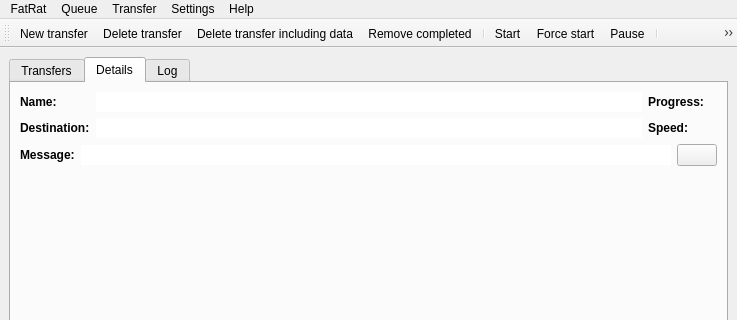
LubosD/fatrat, file MainWindow.ui: the form before one commit; both pictures show x 0 to 737 and y 0 to 320 of the 737 by 520 pixel window.
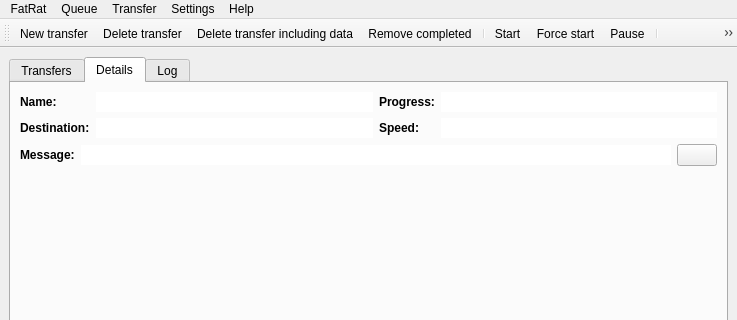
The form after the commit. The open tabs and pages were chosen to show the change. Icons and pictures are not drawn. Custom widgets are drawn as their Qt base class.

Commit message: Small UI updates + episode tracking fix

Patch:
```diff
--- a/MainWindow.ui
+++ b/MainWindow.ui
@@ -201,12 +201,6 @@
         </item>
         <item row="0" column="1" >
          <widget class="QLineEdit" name="lineName" >
-          <property name="sizePolicy" >
-           <sizepolicy vsizetype="Fixed" hsizetype="MinimumExpanding" >
-            <horstretch>0</horstretch>
-            <verstretch>0</verstretch>
-           </sizepolicy>
-          </property>
           <property name="frame" >
            <bool>false</bool>
           </property>
@@ -217,28 +211,19 @@
         </item>
         <item row="0" column="2" >
          <widget class="QLabel" name="label_4" >
-          <property name="sizePolicy" >
-           <sizepolicy vsizetype="Minimum" hsizetype="Minimum" >
-            <horstretch>0</horstretch>
-            <verstretch>0</verstretch>
-           </sizepolicy>
-          </property>
           <property name="text" >
            <string>&lt;b>Progress:</string>
           </property>
          </widget>
         </item>
         <item row="0" column="3" >
-         <widget class="QLabel" name="labelProgress" >
-          <property name="sizePolicy" >
-           <sizepolicy vsizetype="Minimum" hsizetype="Maximum" >
-            <horstretch>2</horstretch>
-            <verstretch>0</verstretch>
-           </sizepolicy>
-          </property>
-          <property name="scaledContents" >
+         <widget class="QLineEdit" name="lineProgress" >
+          <property name="frame" >
            <bool>false</bool>
           </property>
+          <property name="readOnly" >
+           <bool>true</bool>
+          </property>
          </widget>
         </item>
         <item row="1" column="0" >
@@ -256,12 +241,6 @@
         </item>
         <item row="1" column="1" >
          <widget class="QLineEdit" name="lineDestination" >
-          <property name="sizePolicy" >
-           <sizepolicy vsizetype="Fixed" hsizetype="MinimumExpanding" >
-            <horstretch>0</horstretch>
-            <verstretch>0</verstretch>
-           </sizepolicy>
-          </property>
           <property name="frame" >
            <bool>false</bool>
           </property>
@@ -272,28 +251,19 @@
         </item>
         <item row="1" column="2" >
          <widget class="QLabel" name="label_5" >
-          <property name="sizePolicy" >
-           <sizepolicy vsizetype="Minimum" hsizetype="Minimum" >
-            <horstretch>0</horstretch>
-            <verstretch>0</verstretch>
-           </sizepolicy>
-          </property>
           <property name="text" >
            <string>&lt;b>Speed:</string>
           </property>
          </widget>
         </item>
         <item row="1" column="3" >
-         <widget class="QLabel" name="labelSpeed" >
-          <property name="sizePolicy" >
-           <sizepolicy vsizetype="Minimum" hsizetype="Maximum" >
-            <horstretch>1</horstretch>
-            <verstretch>0</verstretch>
-           </sizepolicy>
-          </property>
-          <property name="scaledContents" >
+         <widget class="QLineEdit" name="lineSpeed" >
+          <property name="frame" >
            <bool>false</bool>
           </property>
+          <property name="readOnly" >
+           <bool>true</bool>
+          </property>
          </widget>
         </item>
         <item row="2" column="0" colspan="4" >
```
Left out of the diff: 12 changed lines with no effect on the pictures. The commit also changes 4 other files.
